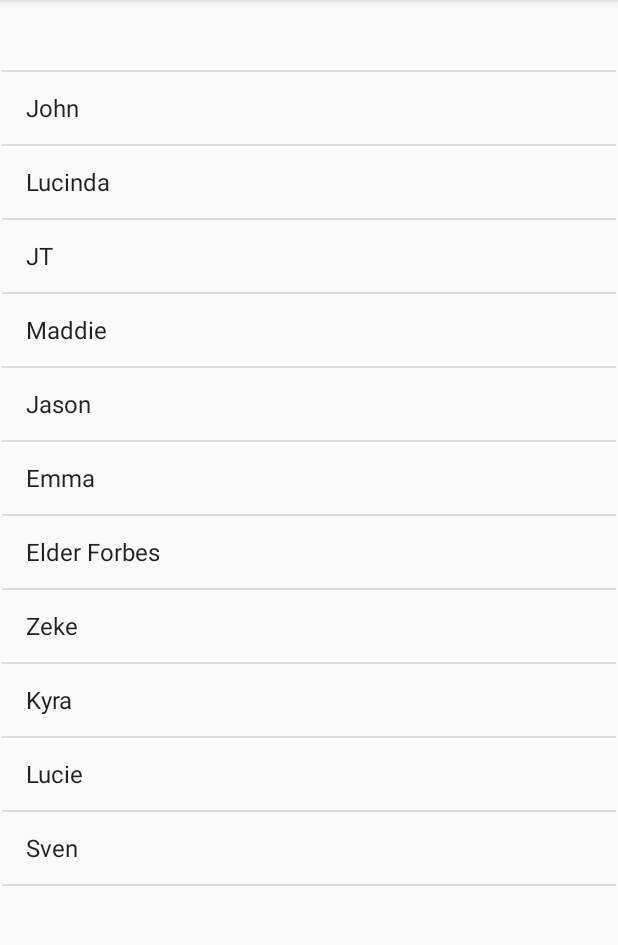
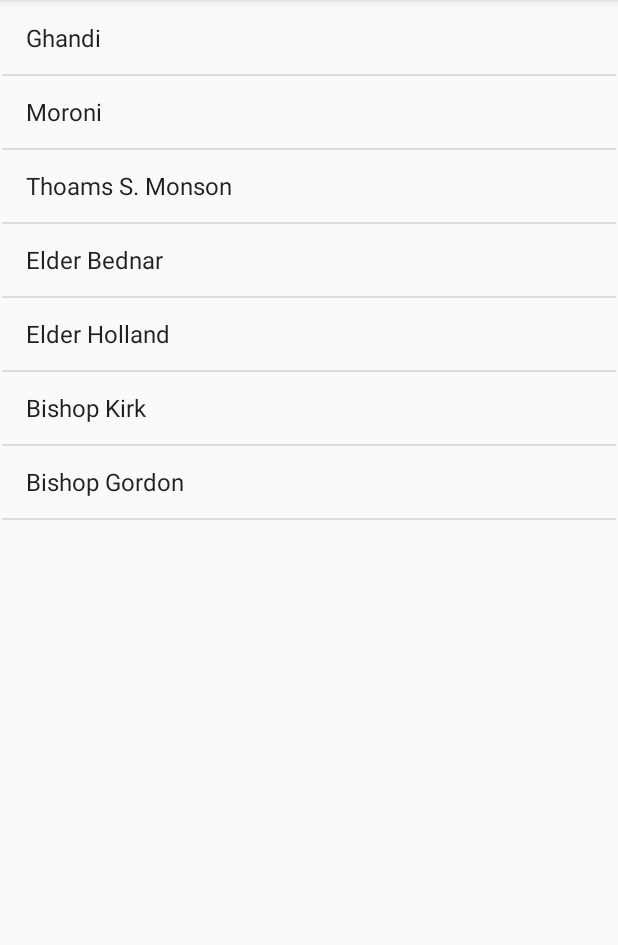
Before and after one commit to jrforbes24/androidProject, an Android app: the screen it shows after launch (MainActivity), on a phone screen of 412 x 824 dp, the part 84-1029 px from its top. Run offline under Robolectric (Android 15) with nearby library versions, the phone set to English and light mode, and no system bars.

```diff
--- a/dynamicList/app/src/main/java/com/example/dynamiclist/MainActivity.java
+++ b/dynamicList/app/src/main/java/com/example/dynamiclist/MainActivity.java
@@ -5,6 +5,7 @@ import androidx.appcompat.app.AppCompatActivity;
 import android.os.Bundle;
 import android.util.Log;
 import android.view.View;
+import android.widget.Adapter;
 import android.widget.AdapterView;
 import android.widget.ArrayAdapter;
 import android.widget.ListView;
@@ -14,60 +15,32 @@ import java.util.ArrayList;
 
 public class MainActivity extends AppCompatActivity {
 
-
-
     @Override
     protected void onCreate(Bundle savedInstanceState) {
         super.onCreate(savedInstanceState);
         setContentView(R.layout.activity_main);
 
-        TextView textView = new TextView(this);
+        ListView nameListView =  (ListView)findViewById(R.id.holdNames);
 
+        final ArrayList <String> myHeroes = new ArrayList<String>();
+        myHeroes.add("Ghandi");
+        myHeroes.add("Moroni");
+        myHeroes.add("Thoams S. Monson");
+        myHeroes.add("Elder Bednar");
+        myHeroes.add("Elder Holland");
+        myHeroes.add("Bishop Kirk");
+        myHeroes.add("Bishop Gordon");
 
-        ListView theListView = findViewById(R.id.nameListView);
-        theListView.addHeaderView(textView);
+        final ArrayAdapter<String> myAdapter = new ArrayAdapter<String>(this, android.R.layout.simple_list_item_1, myHeroes);
 
-        final ArrayList<String> familyArray = new ArrayList<String> ();
+        nameListView.setAdapter(myAdapter);
 
-        familyArray.add("John");
-        familyArray.add("Lucinda");
-        familyArray.add("JT");
-        familyArray.add("Maddie");
-        familyArray.add("Jason");
-        familyArray.add("Emma");
-        familyArray.add("Elder Forbes");
-        familyArray.add("Zeke");
-        familyArray.add("Kyra");
-        familyArray.add("Lucie");
-        familyArray.add("Sven");
-
-        final ArrayList<String> familyResponses = new ArrayList<String> ();
-        familyResponses.add("John was clicked on.");
-        familyResponses.add("Lucinda was clicked on.");
-        familyResponses.add("JT was clicked on.");
-        familyResponses.add("Maddie was clicked on.");
-        familyResponses.add("Jason was clicked on.");
-        familyResponses.add("Emma was clicked on.");
-        familyResponses.add("Elder Forbes was clicked on.");
-        familyResponses.add("Zeke was clicked on.");
-        familyResponses.add("Kyra was clicked on.");
-        familyResponses.add("Lucie was clicked on.");
-        familyResponses.add("Sven was clicked on.");
-
-
-
-
-        ArrayAdapter<String> arrayAdapter = new ArrayAdapter<String>(this, android.R.layout.simple_list_item_1, familyArray);
-
-        theListView.setAdapter(arrayAdapter);
-
-        theListView.setOnItemClickListener(new AdapterView.OnItemClickListener() {
+        nameListView.setOnItemClickListener(new AdapterView.OnItemClickListener() {
             @Override
             public void onItemClick(AdapterView<?> adapterView, View view, int i, long l) {
-                Log.i("", familyArray.get(i-1) + "This was the int sent " + i);
+
             }
         });
 
-
+        }
     }
-}
--- a/dynamicList/app/src/main/res/layout/activity_main.xml
+++ b/dynamicList/app/src/main/res/layout/activity_main.xml
@@ -7,13 +7,13 @@
     tools:context=".MainActivity">
 
     <ListView
-        android:id="@+id/nameListView"
-        android:layout_width="409dp"
-        android:layout_height="729dp"
-        android:layout_marginStart="8dp"
-        android:layout_marginTop="24dp"
-        android:layout_marginEnd="8dp"
-        android:layout_marginBottom="8dp"
+        android:id="@+id/holdNames"
+        android:layout_width="match_parent"
+        android:layout_height="fill_parent"
+        android:layout_marginStart="1dp"
+        android:layout_marginTop="1dp"
+        android:layout_marginEnd="1dp"
+        android:layout_marginBottom="1dp"
         app:layout_constraintBottom_toBottomOf="parent"
         app:layout_constraintEnd_toEndOf="parent"
         app:layout_constraintStart_toStartOf="parent"
```
